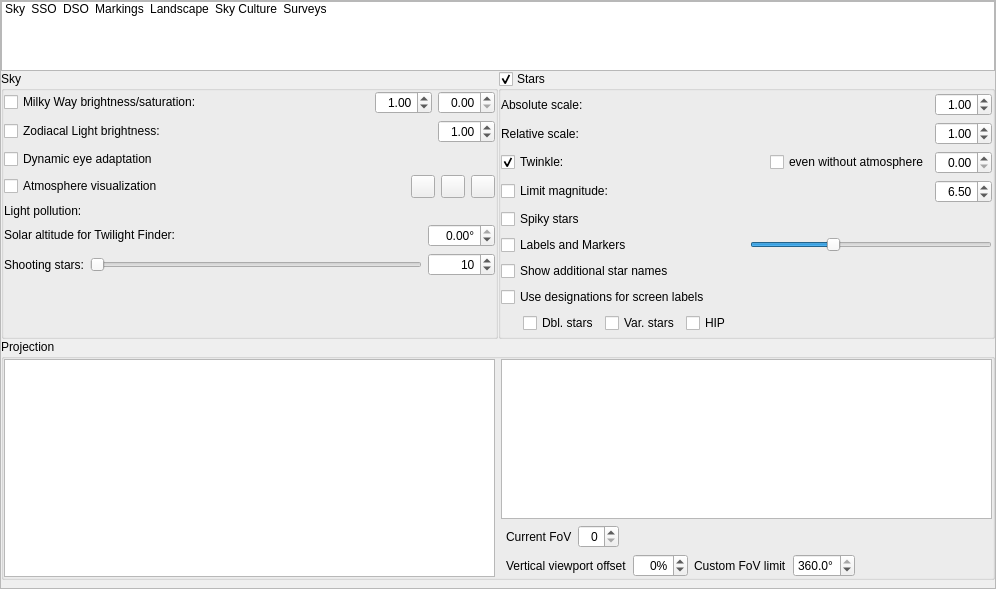
Before: the Qt Designer form src/gui/viewDialog.ui in AmsesBobo/stellarium, drawn with Qt 5.
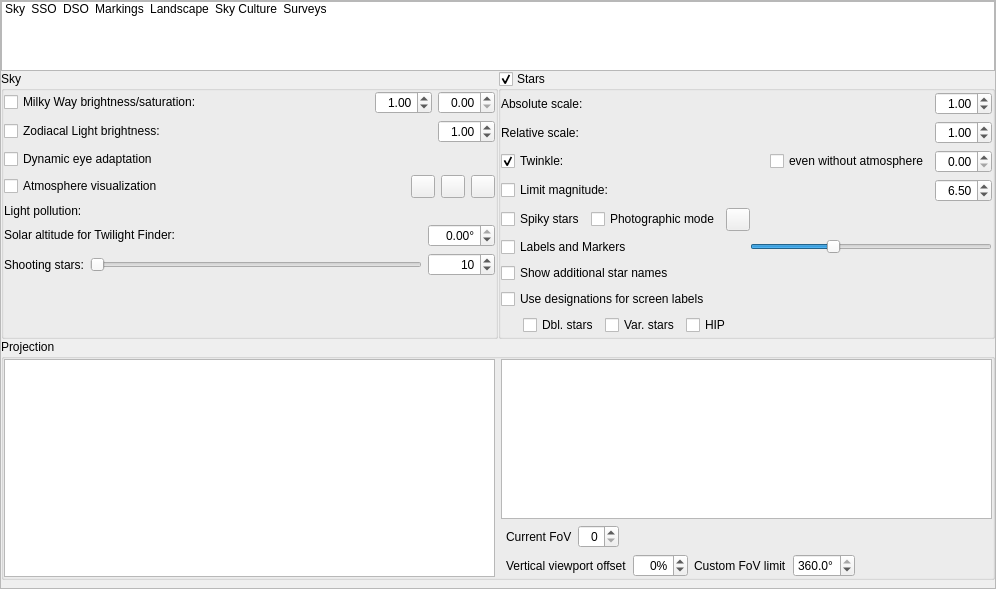
After: the same form once the commit is applied. Icons and pictures are not drawn. Custom widgets are drawn as their Qt base class.

Commit message: Photographic mode: settings window, instanced star drawing, diffraction spikes

Patch:
```diff
--- a/src/gui/viewDialog.ui
+++ b/src/gui/viewDialog.ui
@@ -832,6 +832,8 @@
                 </layout>
                </item>
                <item row="4" column="0" colspan="3">
+                <layout class="QHBoxLayout" name="horizontalLayoutPhotographicMode">
+                 <item>
                 <widget class="QCheckBox" name="spikyStarsCheckBox">
                  <property name="toolTip">
                   <string>Show stars with pointed rays</string>
@@ -840,6 +842,46 @@
                   <string>Spiky stars</string>
                  </property>
                 </widget>
+                 </item>
+                 <item>
+                  <widget class="QCheckBox" name="photographicModeCheckBox">
+                   <property name="toolTip">
+                    <string>Render the sky like a camera: linear sensor, fixed exposure, no eye adaptation. Needs OpenGL 3 or later.</string>
+                   </property>
+                   <property name="text">
+                    <string>Photographic mode</string>
+                   </property>
+                  </widget>
+                 </item>
+                 <item>
+                  <widget class="QToolButton" name="photographicModePushButton">
+                   <property name="toolTip">
+                    <string>Camera and star image settings of the photographic mode</string>
+                   </property>
+                   <property name="text">
+                    <string notr="true"/>
+                   </property>
+                   <property name="icon">
+                    <iconset resource="../../data/gui/guiRes.qrc">
+                     <normaloff>:/graphicGui/uibtSettings.png</normaloff>
+                     <disabledoff>:/graphicGui/uibtSettings-disabled.png</disabledoff>:/graphicGui/uibtSettings.png</iconset>
+                   </property>
+                  </widget>
+                 </item>
+                 <item>
+                  <spacer name="horizontalSpacerPhotographicMode">
+                   <property name="orientation">
+                    <enum>Qt::Horizontal</enum>
+                   </property>
+                   <property name="sizeHint" stdset="0">
+                    <size>
+                     <width>40</width>
+                     <height>20</height>
+                    </size>
+                   </property>
+                  </spacer>
+                 </item>
+                </layout>
                </item>
                <item row="2" column="1">
                 <widget class="QCheckBox" name="starTwinkleWithoutAtmosphereCheckBox">
```
Lines whose indentation alone changed are shown as unchanged. The commit also changes 9 other files.
